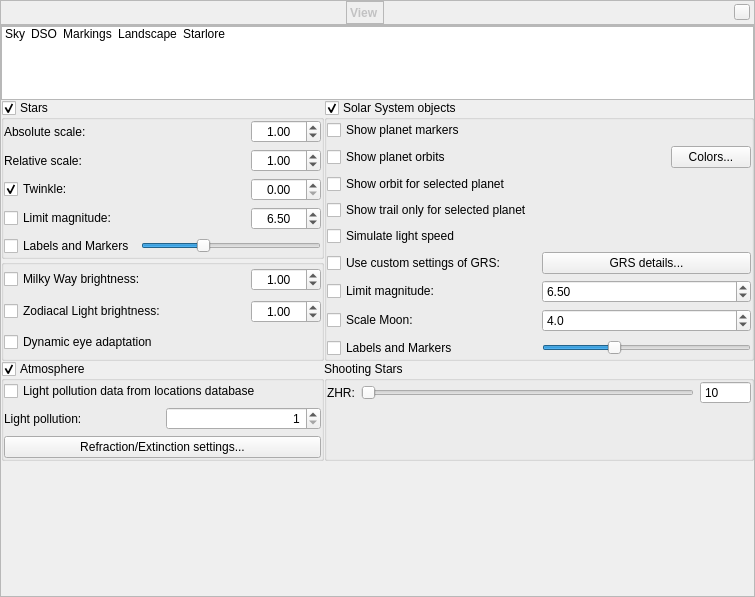
Before: the Qt Designer form src/gui/viewDialog.ui in 519984307/stellarium_src, drawn with Qt 5.
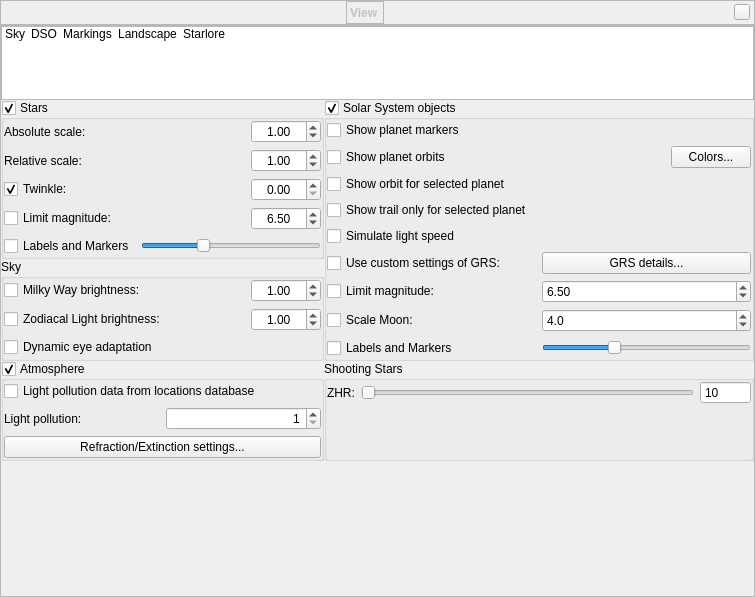
After: the same form once the commit is applied. Icons and pictures are not drawn. Custom widgets are drawn as their Qt base class.

Commit message: SUG: updated screenshot; added name to the new box

The edit to the form file:
```diff
--- a/src/gui/viewDialog.ui
+++ b/src/gui/viewDialog.ui
@@ -978,7 +978,7 @@
           <item row="1" column="0">
            <widget class="QGroupBox" name="largeObjectsGroupbox">
             <property name="title">
-             <string notr="true"/>
+             <string notr="true">Sky</string>
             </property>
             <property name="alignment">
              <set>Qt::AlignLeading</set>
```
Left out of the diff: 10 changed lines with no effect on the pictures.
